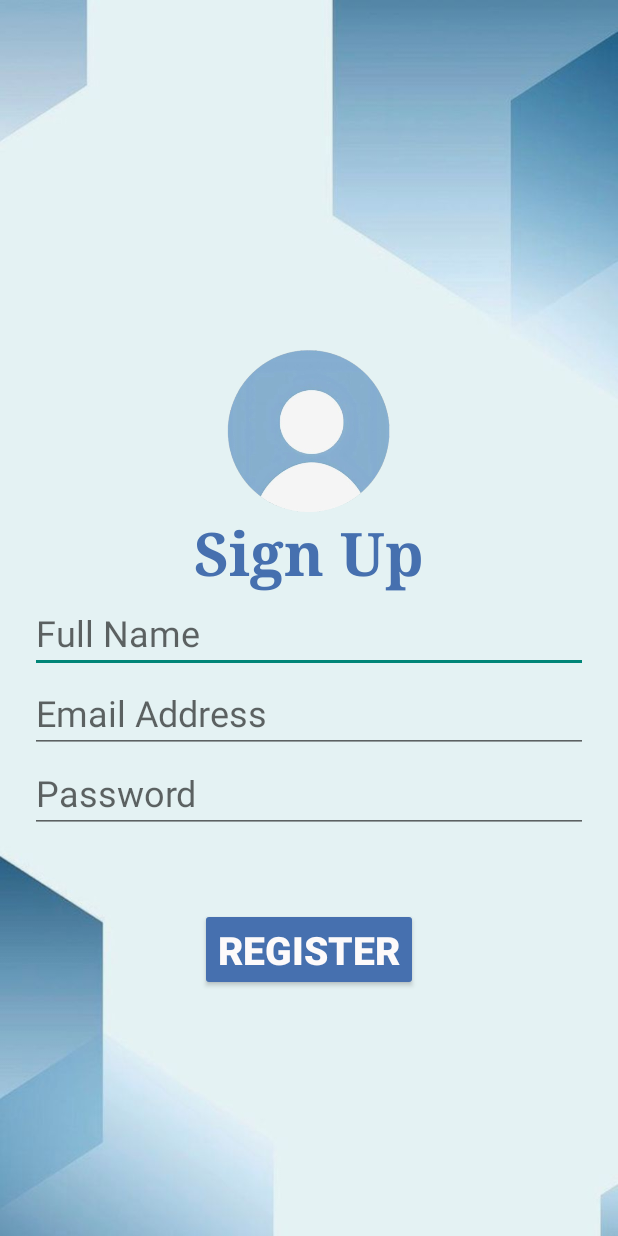
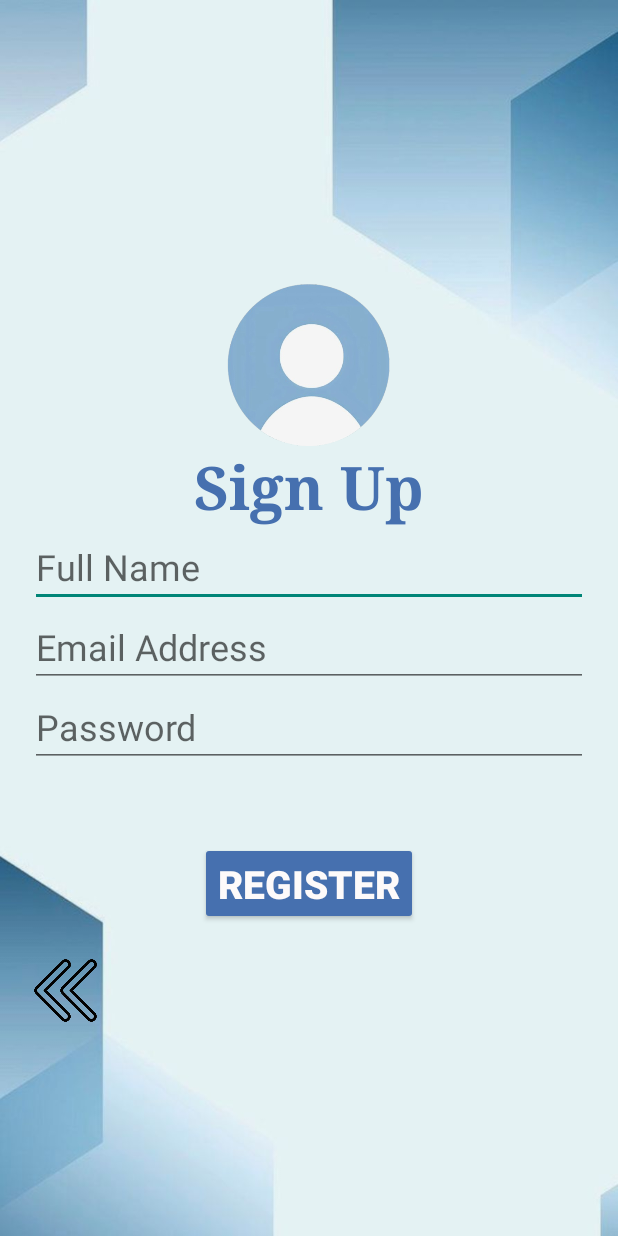
Before and after one commit to Rima-Alsubhi/activetechproject, an Android app: the screen it shows after launch (SignUpActivity), after a tap on an icon or button, on a phone screen of 412 x 824 dp. Run offline under Robolectric (Android 15) with nearby library versions, the phone set to English and light mode, and no system bars; our stand-ins replace Firebase (no records; nobody signed in at launch, a user with empty details on screens opened directly); 2 other taps on this screen came first.

Commit message:
create and modify interfaces

```diff
--- a/app/src/main/java/com/example/activetechproject/MainActivity.java
+++ b/app/src/main/java/com/example/activetechproject/MainActivity.java
@@ -7,6 +7,7 @@ import android.os.Bundle;
 import android.util.Patterns;
 import android.view.View;
 import android.widget.EditText;
+import android.widget.TextView;
 import android.widget.Toast;
 import com.google.android.gms.tasks.OnCompleteListener;
 import com.google.android.gms.tasks.Task;
@@ -29,6 +30,10 @@ public class MainActivity extends AppCompatActivity {
 
     public void registerPage(View view) {
         Intent intent = new Intent(this, SignUpActivity.class);
+        startActivity(intent);
+    }
+    public void onForgotPasswordClick(View view){
+        Intent intent=new Intent(this,forgotPassword.class);
         startActivity(intent);
     }
 
--- a/app/src/main/java/com/example/activetechproject/SignUpActivity.java
+++ b/app/src/main/java/com/example/activetechproject/SignUpActivity.java
@@ -26,6 +26,8 @@ public class SignUpActivity extends AppCompatActivity {
         et_fullName = (EditText) findViewById(R.id.FullName);
         et_email = (EditText) findViewById(R.id.email);
         et_password = (EditText) findViewById(R.id.Password);
+        ImageButton backButton = findViewById(R.id.back_button);
+        backButton.setOnClickListener(v -> onBackPressed());
     }
 
     public void registerDB(View view) {
@@ -75,5 +77,8 @@ public class SignUpActivity extends AppCompatActivity {
                 }
             }
         });
+
+        ImageButton backButton = findViewById(R.id.back_button);
+        backButton.setOnClickListener(v -> onBackPressed());
     }
 }
--- a/app/src/main/res/layout/activity_main.xml
+++ b/app/src/main/res/layout/activity_main.xml
@@ -42,13 +42,16 @@
         android:hint="@string/edit6"
         android:inputType="textPassword"
         android:textSize="24sp" />
+
     <TextView
         android:id="@+id/ForgetPass"
         android:layout_width="wrap_content"
         android:layout_height="wrap_content"
+        android:layout_gravity="left"
         android:fontFamily="serif"
+        android:minHeight="48dp"
+        android:onClick="onForgotPasswordClick"
         android:text="@string/edit7"
-        android:layout_gravity="left"
         android:textColor="#4670AF"
         android:textSize="19sp"
         android:textStyle="italic" />
--- a/app/src/main/res/layout/activity_sign_up.xml
+++ b/app/src/main/res/layout/activity_sign_up.xml
@@ -72,4 +72,14 @@
         android:textStyle="bold"
         app:cornerRadius="20dp"
         android:layout_gravity="center"/>
+    <ImageButton
+        android:id="@+id/back_button"
+        android:layout_width="55dp"
+        android:layout_height="55dp"
+        android:layout_margin="16dp"
+        android:background="@drawable/back"
+        android:contentDescription="@string/back_button_description"
+        android:scaleType="fitCenter"
+        android:layout_gravity="left"
+        android:src="@drawable/back" />
 </LinearLayout>
--- a/app/src/main/res/values/strings.xml
+++ b/app/src/main/res/values/strings.xml
@@ -22,5 +22,9 @@
     <string name="text11">Welcome to Tech World</string>
     <string name="text12">Choose your learning journey today</string>
     <string name="back_button_description">this is back button </string>
+    <string name="text13">FORGOT PASSWORD</string>
+    <string name="text14">Which email do  you want to reset the password</string>
+    <string name="text15">Email</string>
+    <string name="text16">RESET PASSWORD</string>
 
 </resources>
```
Also changed, not shown: app/src/main/AndroidManifest.xml (+5 -2 lines), app/src/main/java/com/example/activetechproject/forgotPassword.java (added, +64 -0 lines), app/src/main/res/layout/activity_forgot_password.xml (added, +67 -0 lines), app/src/main/res/drawable/img_4.png (added).
